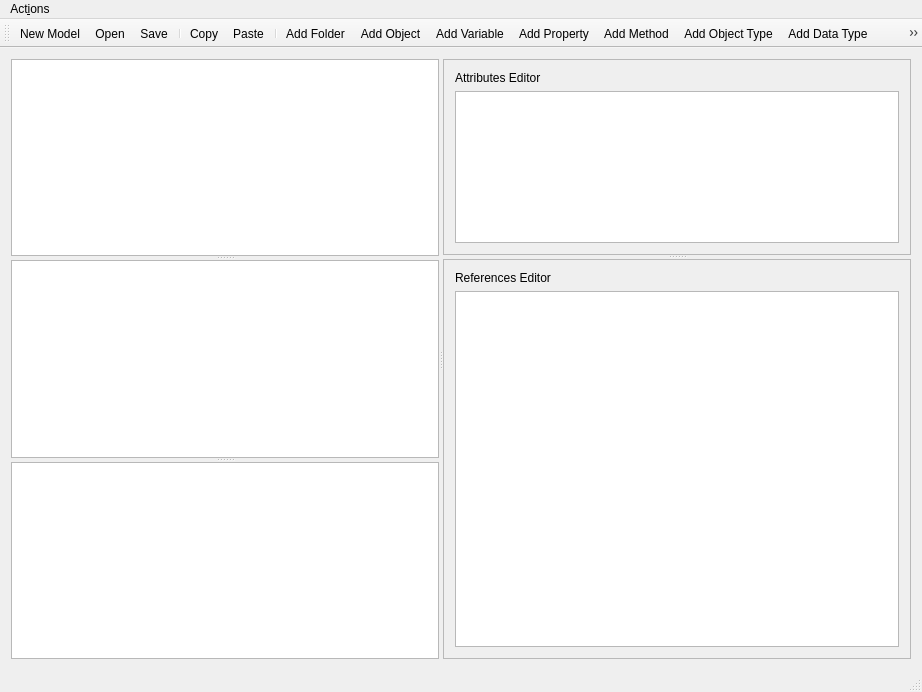
Qt form uamodeler/uamodeler_ui.ui (FreeOpcUa/opcua-modeler) before a commit.
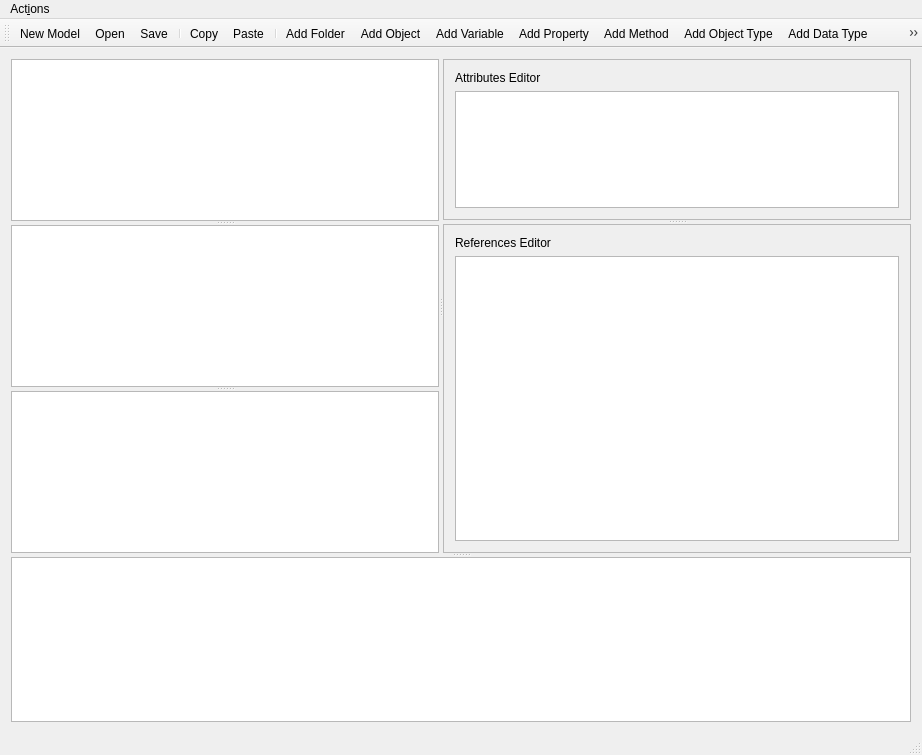
The same form after that commit. Icons and pictures are not drawn.

Commit message: add logging window

Diff of the .ui file:
```diff
--- a/uamodeler/uamodeler_ui.ui
+++ b/uamodeler/uamodeler_ui.ui
@@ -7,7 +7,7 @@
     <x>0</x>
     <y>0</y>
     <width>922</width>
-    <height>692</height>
+    <height>755</height>
    </rect>
   </property>
   <property name="windowTitle">
@@ -20,6 +20,10 @@
   <widget class="QWidget" name="centralWidget">
    <layout class="QGridLayout" name="gridLayout">
     <item row="0" column="0">
+     <widget class="QSplitter" name="splitter">
+      <property name="orientation">
+       <enum>Qt::Vertical</enum>
+      </property>
      <widget class="QSplitter" name="splitterCenter">
       <property name="orientation">
        <enum>Qt::Horizontal</enum>
@@ -126,6 +130,15 @@
          </item>
         </layout>
        </widget>
+       </widget>
+      </widget>
+      <widget class="QTextEdit" name="logTextEdit">
+       <property name="minimumSize">
+        <size>
+         <width>400</width>
+         <height>100</height>
+        </size>
+       </property>
       </widget>
      </widget>
     </item>
```
Lines whose indentation alone changed are shown as unchanged. The commit also changes 2 other files.
